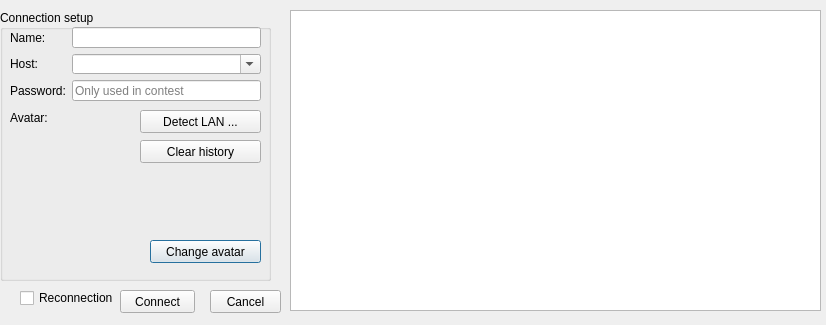
First picture: the form in src/dialog/connectiondialog.ui, repository Mogara/QSanguosha, before the edit.
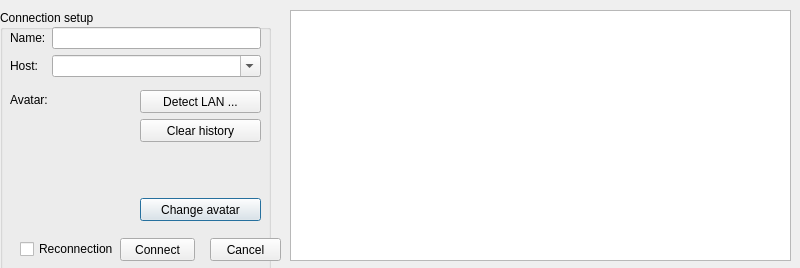
Second picture: the form after the edit.

```diff
--- a/src/dialog/connectiondialog.ui
+++ b/src/dialog/connectiondialog.ui
@@ -9,8 +9,8 @@
    <rect>
     <x>0</x>
     <y>0</y>
-    <width>826</width>
-    <height>325</height>
+    <width>800</width>
+    <height>268</height>
    </rect>
   </property>
   <property name="windowTitle">
@@ -32,7 +32,7 @@
     <property name="geometry">
      <rect>
       <x>10</x>
-      <y>100</y>
+      <y>82</y>
       <width>42</width>
       <height>16</height>
      </rect>
@@ -45,7 +45,7 @@
     <property name="geometry">
      <rect>
       <x>20</x>
-      <y>140</y>
+      <y>108</y>
       <width>100</width>
       <height>100</height>
      </rect>
@@ -66,9 +66,9 @@
    <widget class="QPushButton" name="changeAvatarButton">
     <property name="geometry">
      <rect>
-      <x>150</x>
-      <y>230</y>
-      <width>111</width>
+      <x>140</x>
+      <y>188</y>
+      <width>121</width>
       <height>23</height>
      </rect>
     </property>
@@ -80,7 +80,7 @@
     <property name="geometry">
      <rect>
       <x>140</x>
-      <y>100</y>
+      <y>80</y>
       <width>121</width>
       <height>23</height>
      </rect>
@@ -93,7 +93,7 @@
     <property name="geometry">
      <rect>
       <x>140</x>
-      <y>130</y>
+      <y>109</y>
       <width>121</width>
       <height>23</height>
      </rect>
@@ -108,7 +108,7 @@
       <x>10</x>
       <y>17</y>
       <width>251</width>
-      <height>74</height>
+      <height>51</height>
      </rect>
     </property>
     <layout class="QFormLayout" name="formLayout">
@@ -139,23 +139,6 @@
        </property>
       </widget>
      </item>
-     <item row="2" column="0">
-      <widget class="QLabel" name="passwordLabel">
-       <property name="text">
-        <string>Password:</string>
-       </property>
-      </widget>
-     </item>
-     <item row="2" column="1">
-      <widget class="QLineEdit" name="passwordLineEdit">
-       <property name="echoMode">
-        <enum>QLineEdit::Password</enum>
-       </property>
-       <property name="placeholderText">
-        <string>Only used in contest</string>
-       </property>
-      </widget>
-     </item>
     </layout>
    </widget>
   </widget>
@@ -164,8 +147,8 @@
     <rect>
      <x>290</x>
      <y>10</y>
-     <width>531</width>
-     <height>301</height>
+     <width>501</width>
+     <height>251</height>
     </rect>
    </property>
    <property name="iconSize">
@@ -185,7 +168,7 @@
    <property name="geometry">
     <rect>
      <x>210</x>
-     <y>290</y>
+     <y>238</y>
      <width>71</width>
      <height>23</height>
     </rect>
@@ -198,7 +181,7 @@
    <property name="geometry">
     <rect>
      <x>120</x>
-     <y>290</y>
+     <y>238</y>
      <width>75</width>
      <height>23</height>
     </rect>
@@ -211,7 +194,7 @@
    <property name="geometry">
     <rect>
      <x>20</x>
-     <y>290</y>
+     <y>241</y>
      <width>95</width>
      <height>16</height>
     </rect>
```
